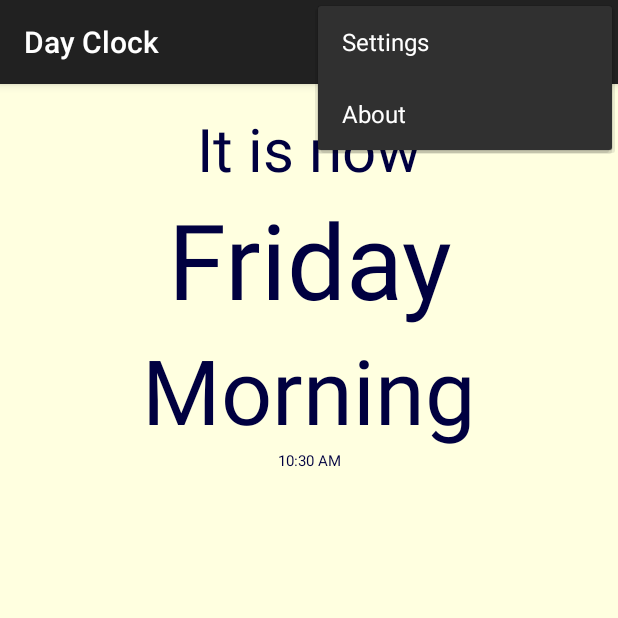
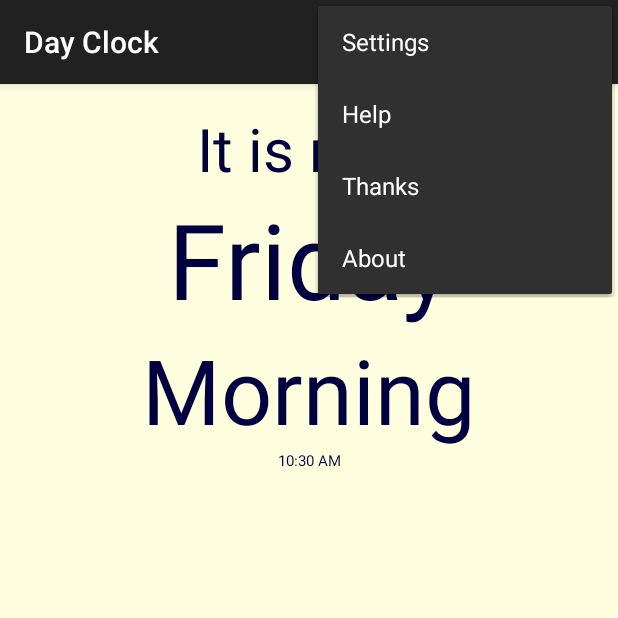
Before and after one commit to peterthevicar/dementiadayclock, an Android app: the screen it shows after launch (MainActivity), with the options menu open, on a phone screen of 412 x 824 dp, the top half of it. Run offline under Robolectric (Android 15) with nearby library versions, the phone set to English and light mode, and no system bars.

Commit message:
Complete the About, Help and Thanks elements of the menu.

```diff
--- a/app/src/main/java/net/salisburys/dayclock/MainActivity.java
+++ b/app/src/main/java/net/salisburys/dayclock/MainActivity.java
@@ -266,6 +266,20 @@ public class MainActivity extends ActionBarActivity {
         // This is to avoid the app closing when back is pressed in settings fragment
         if (popSettings()) super.onBackPressed();
     }
+    private void displayDialog(int title, String message) {
+        Context myViewContext=findViewById(R.id.displayView).getContext();
+        AlertDialog.Builder builder = new AlertDialog.Builder(myViewContext);
+        builder.setTitle(title);
+        builder.setMessage(message)
+                .setCancelable(true)
+                .setNegativeButton(R.string.label_OK, new DialogInterface.OnClickListener() {
+                    public void onClick(DialogInterface dialog, int id) {
+                        dialog.cancel();
+                    }
+                });
+        AlertDialog alertDialog = builder.create();
+        alertDialog.show();
+    }
     @Override
 	public boolean onOptionsItemSelected(MenuItem item) {
 		// Handle action bar item clicks here. The action bar will
@@ -285,34 +299,21 @@ public class MainActivity extends ActionBarActivity {
 				}
 				return true;
 			case R.id.action_about:
-				//TODO - modularise the dialog handler and implement help
-				Context myViewContext=findViewById(R.id.displayView).getContext();
-				AlertDialog.Builder builder = new AlertDialog.Builder(myViewContext);
-
 				String myVersionName="0";
 				try {
 					myVersionName = getApplicationContext().getPackageManager().getPackageInfo(getPackageName(), 0).versionName;
 				} catch (PackageManager.NameNotFoundException e) {
 					e.printStackTrace();
 				}
-				builder.setTitle(R.string.about_dialog_title);
-				builder.setMessage(getString(R.string.about_dialog_version) + " " + myVersionName + getString(R.string.about_dialog_text))
-						.setCancelable(true)
-//						.setPositiveButton(R.string.label_OK, new DialogInterface.OnClickListener() {
-//							public void onClick(DialogInterface dialog, int id) {
-//								// TODO: handle the OK
-//							}
-//						})
-						.setNegativeButton(R.string.label_cancel, new DialogInterface.OnClickListener() {
-							public void onClick(DialogInterface dialog, int id) {
-								dialog.cancel();
-							}
-						});
-
-				AlertDialog alertDialog = builder.create();
-				alertDialog.show();
+                displayDialog(R.string.about_dialog_title, getString(R.string.about_dialog_version) + " " + myVersionName + getString(R.string.about_dialog_text));
 				return true;
-			case android.R.id.home:
+            case R.id.action_thanks:
+                displayDialog(R.string.thanks_dialog_title, getString(R.string.thanks_dialog_text));
+                return true;
+            case R.id.action_help:
+                displayDialog(R.string.help_dialog_title, getString(R.string.help_dialog_text));
+                return true;
+            case android.R.id.home:
 				// Implement UP
 				popSettings();
 			default:
--- a/app/src/main/res/menu/main.xml
+++ b/app/src/main/res/menu/main.xml
@@ -10,8 +10,18 @@
         android:title="@string/action_preferences"
         app:showAsAction="never"/>
     <item
+        android:id="@+id/action_help"
+        android:orderInCategory="110"
+        android:title="@string/action_help"
+        app:showAsAction="never"/>
+    <item
+        android:id="@+id/action_thanks"
+        android:orderInCategory="120"
+        android:title="@string/action_thanks"
+        app:showAsAction="never"/>
+    <item
         android:id="@+id/action_about"
-        android:orderInCategory="100"
+        android:orderInCategory="130"
         android:title="@string/action_about"
         app:showAsAction="never"/>
 
--- a/app/src/main/res/values/strings.xml
+++ b/app/src/main/res/values/strings.xml
@@ -3,11 +3,44 @@
 
     <string name="app_name">Day Clock</string>
     <string name="action_preferences">Settings</string>
+
     <string name="action_about">About</string>
-
     <string name="about_dialog_title">About Day Clock</string>
     <string name="about_dialog_version">Day Clock is now at version</string>
-    <string name="about_dialog_text">\npeterthevicar</string>
+    <string name="about_dialog_text">\nAuthor: peterthevicar\n
+Open Source at sourceforge and github\n\n
+Changes:\n
+* v4.1 Define Normal, Contrast and Night colour schemes plus five spare schemes to allow a different colour scheme for each period as requested. Add About, Help and Thanks in menu\n
+* v4.0.1 Fixed time display for some KitKat tablets. If you have problems try uninstalling and re-installing.\n
+* v4.0 Implement time display. Set size to zero if you don\'t want it displayed at all. Thanks to everyone who made this suggestion. Also moved to Android Studio so slightly more future proof!\n
+* v3.2 Implement \'Keep screen on\' option as requested - thanks for the suggestion Charles R.\n
+* v3.1 Better default colours (i.e. NOT black text on black background!)\n
+* v3 Allow selecting colours for text and background (thanks to chiralcode for the colorpicker)\n
+* v2 Thanks to Barb S for pointing out bugs in the handling of time zones. Hopefully now fixed.\n
+* v1 First release
+    </string>
+
+    <string name="action_thanks">Thanks</string>
+    <string name="thanks_dialog_title">Thanks</string>
+    <string name="thanks_dialog_text">This app could not have been written without:\n
+* My wife Sarah, her patience and her mother Blanche who inspired me to produce this app;\n
+* The Open Source community for everything;\n
+* Chiralcode for the color picker;\n
+* The users of the app who have made suggestions, especially Barb S, Alice L, Simon O and Charles R;\n
+* A special mention for Simon O who actually sent me donations despite my saying no need!\n
+* The Stackoverflow community for many answers;\n
+* Google for the excellent Android documentation.
+    </string>
+
+    <string name="action_help">Help</string>
+    <string name="help_dialog_title">Help with Day Clock</string>
+    <string name="help_dialog_text">* What\'s what? The display shows four pieces of information: the first line is for the initial text such as \'It is now\'; the second line tells you the day of the week, e.g Monday; the third line tells you the period within the day, e.g. Afternoon; and finally the fourth line shows the actual time of day, e.g. 9.26 pm.\n\n
+* Why \'Early hours\'? The first period is, by default, called \'Early hours\'. This is to get over the problem that the day of the week changes at midnight. It can very confusing if Thursday Night changes to Friday Night at midnight as though a whole day has passed. Day Clock introduces the \'Early hours\' period so it changes from Thursday Night to Friday Early hours. The \'Early hours\' name also helps to emphasise that this is NOT a good time to ring relatives! Of course you can change the name of the midnight period to Night if you don\'t like this approach. Note that you need to have at least ONE of your periods starting at midnight or Day Clock won\'t have a period name to display until the period with the earliest start time begins (it doesn\'t crash it just leaves out the period name altogether).\n\n
+* Changing the sizes of the text. The first part of the settings menu (General) allows you to adjust the size of the text on each line individually. If you don\'t want a line to be displayed at all just set its size to 0. For example if showing the actual time is too confusing just set the \'Time text size\' to 0. By default the time size is tiny as it\'s probably not a good idea to show it, but I wanted people to know it\'s available.\n\n
+* Changing the background and text colours. Each period during the day can have a different colour scheme (background and text colours). You set up the colour schemes in the second part of the settings menu (Colour schemes). Each colour scheme has a name (Normal, Contrast, Night etc) and each period of the day can choose one of the colour schemes for its display. By default the \'Early hours\' and \'Night\' periods use the Night scheme while all the others use Normal except for Tea Time which uses Contrast. The default settings for the Night theme are designed to minimise the light coming from the display.\n\n
+* Changing the names and times of the periods of the day. You can define up to 8 periods in a day. Each period has a name (e.g. Morning) a start and end time, a list of days it occurs and a colour scheme. To disable a period altogether just delete its name. You will normally want periods to end when the next begins (End when next period starts) giving a progression from one period to the next to the next. However you can also set the times to have a period entirely within another period, e.g. Supper time within Evening so you get Evening, Supper Time, and then back to Evening. Day Clock tries to be sensible about such overlapping periods and doesn\'t need the periods to be listed in the order they come in the day.\n\n
+* What\'s the point of the \'Period occurs every day\' option? Most periods (e.g. Morning) are going to occur every day so you would use this option. But you may have something like \'Carers visit\' which only happen on some days of the week. In that case you would clear the \'Period occurs every day\' option and just select the days when the carers actually visit. Day Clock will then only display \'Carers visit\' on the days you have selected (and at the time you have defined in the other settings). That would be a good example of a period which might use the Contrast colour scheme to draw attention.\n\n
+    </string>
 
     <string name="label_OK">OK</string>
     <string name="label_cancel">Cancel</string>
```
Also changed, not shown: 2 other files.
